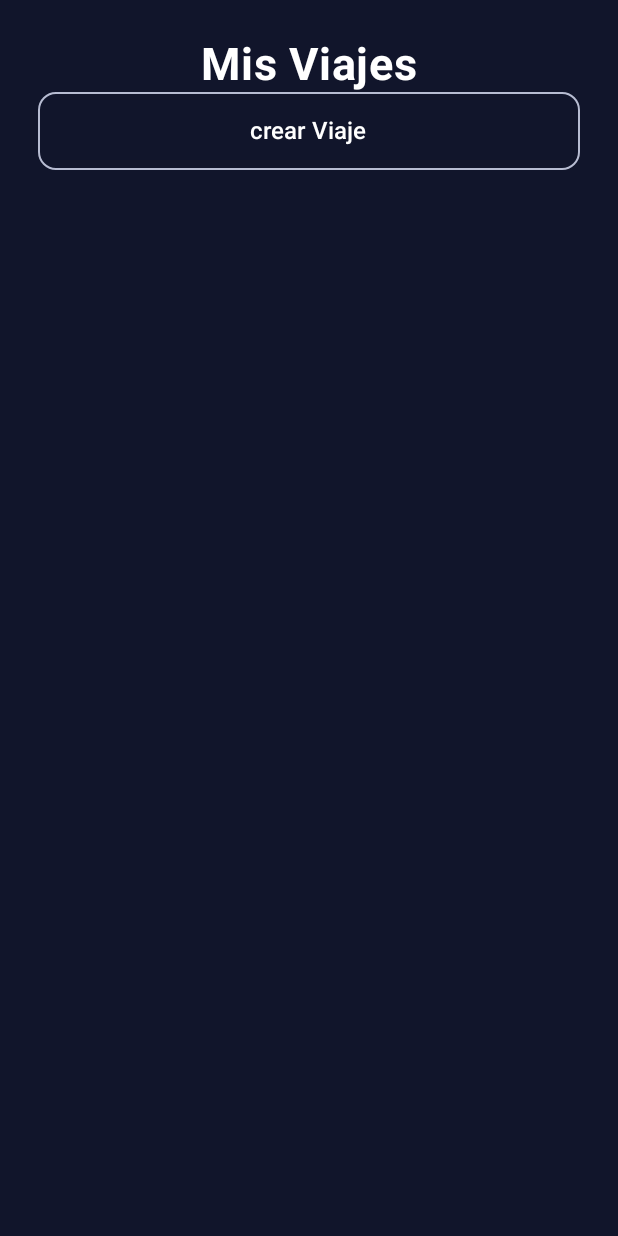
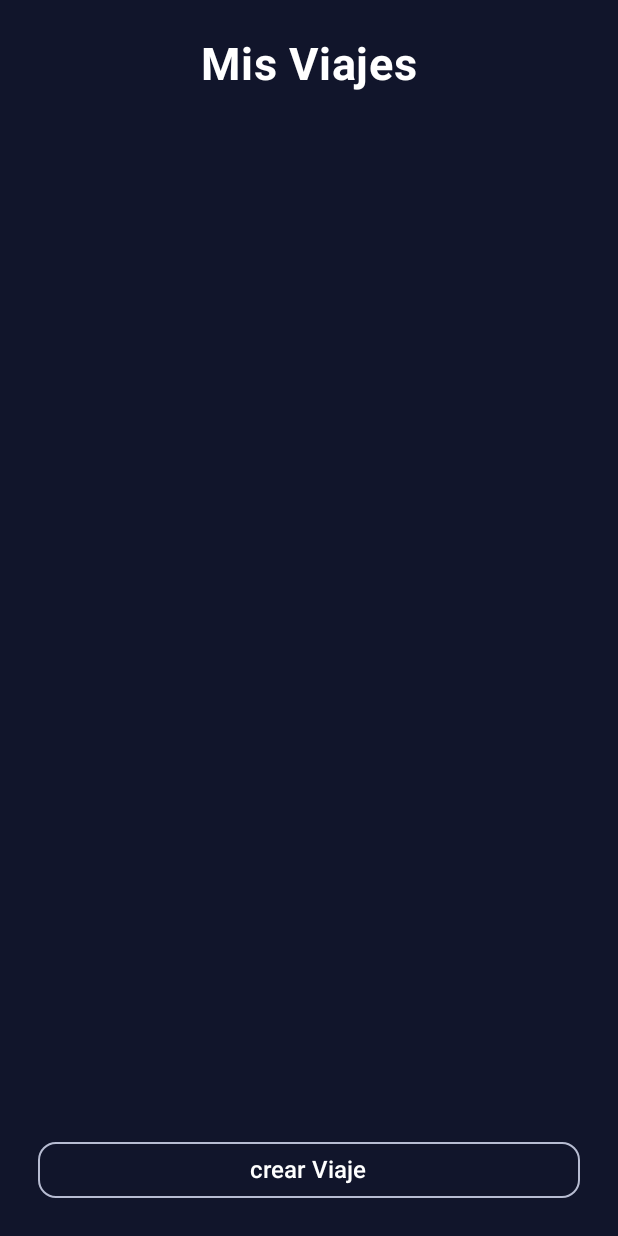
Before and after one commit to sorc337/Parcial2Componentes, an Android app built with Jetpack Compose: the viajes screen opened through its navigation route, on a phone screen of 412 x 824 dp. Run offline under Robolectric (Android 15) with nearby library versions, the phone set to English and light mode, and no system bars.

Commit message:
first screen

```diff
--- a/app/src/main/java/com/example/parcial2componentes/ui/screens/viajes.kt
+++ b/app/src/main/java/com/example/parcial2componentes/ui/screens/viajes.kt
@@ -41,6 +41,8 @@ fun viajes(
             color = Color.White
         )
 
+                Spacer(modifier = Modifier.height(700.dp))
+
                 OutlinedButton(
                     onClick = onNavigateToAvailableGames,
                     modifier = Modifier
```
